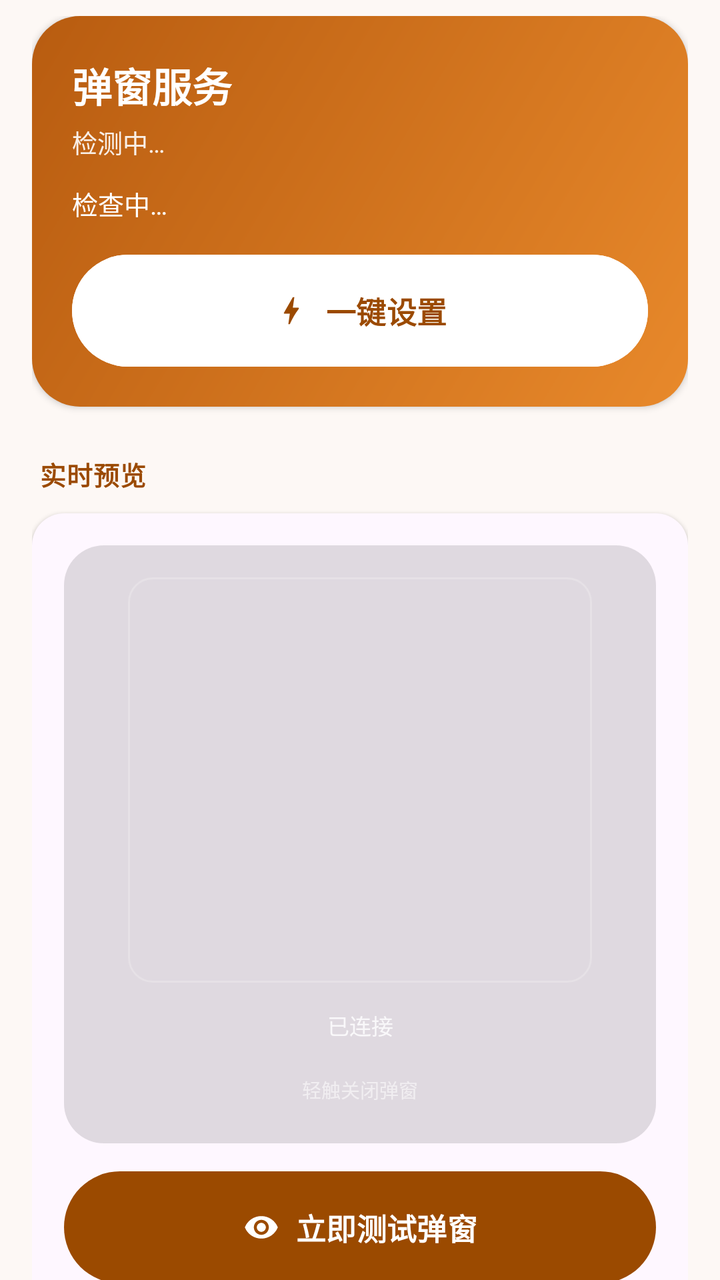
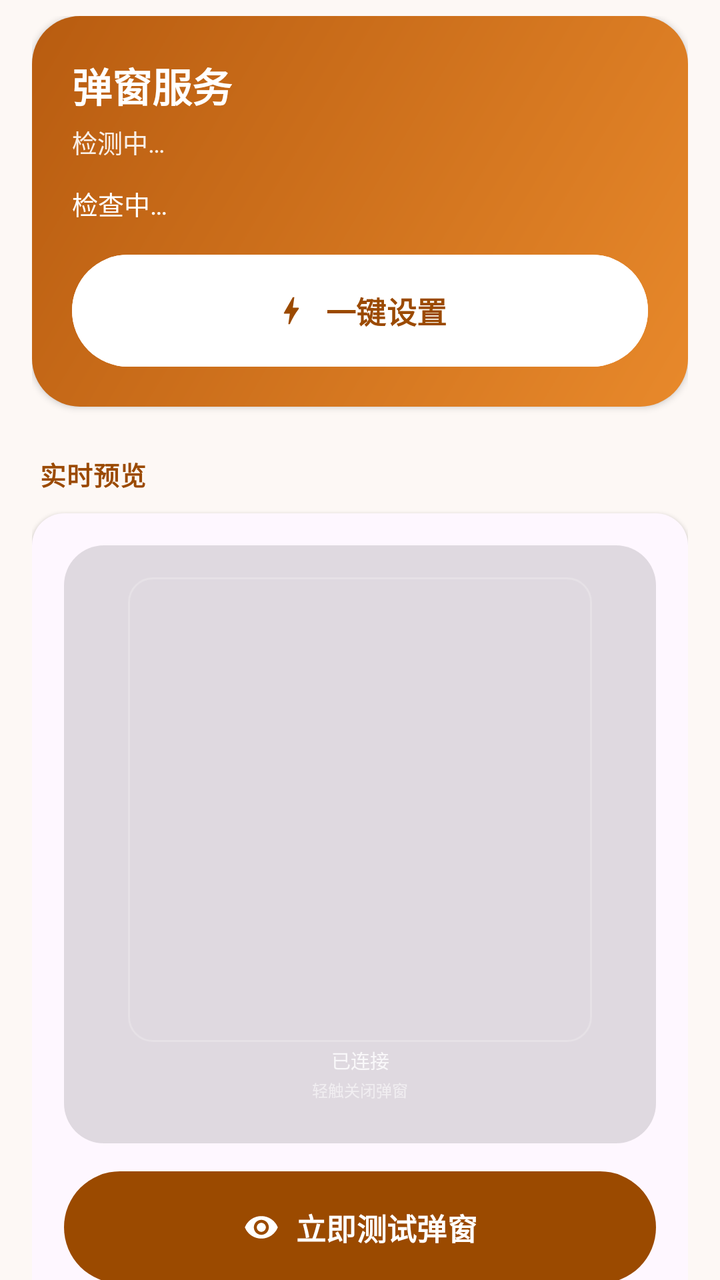

Compare the two renders of this Android layout. The source of the first and the diff that turns it into the second are given below.
<!-- AndroidManifest.xml: application theme AppTheme -->
<!-- res/layout/tab_home.xml -->
<?xml version="1.0" encoding="utf-8"?>
<androidx.core.widget.NestedScrollView xmlns:android="http://schemas.android.com/apk/res/android"
    xmlns:app="http://schemas.android.com/apk/res-auto"
    android:layout_width="match_parent"
    android:layout_height="match_parent"
    android:clipToPadding="false"
    android:overScrollMode="never"
    android:paddingStart="16dp"
    android:paddingTop="8dp"
    android:paddingEnd="16dp"
    android:paddingBottom="24dp">

    <LinearLayout
        android:layout_width="match_parent"
        android:layout_height="wrap_content"
        android:orientation="vertical">

        
        <LinearLayout
            android:layout_width="match_parent"
            android:layout_height="wrap_content"
            android:background="@drawable/bg_hero"
            android:elevation="2dp"
            android:orientation="vertical"
            android:padding="20dp">

            <TextView
                android:layout_width="wrap_content"
                android:layout_height="wrap_content"
                android:text="弹窗服务"
                android:textColor="#FFFFFFFF"
                android:textSize="20sp"
                android:textStyle="bold" />

            <TextView
                android:id="@+id/tvDevice"
                android:layout_width="wrap_content"
                android:layout_height="wrap_content"
                android:layout_marginTop="4dp"
                android:alpha="0.9"
                android:text="检测中…"
                android:textColor="#FFFFFFFF"
                android:textSize="12.5sp" />

            <TextView
                android:id="@+id/permStatus"
                android:layout_width="match_parent"
                android:layout_height="wrap_content"
                android:layout_marginTop="12dp"
                android:lineSpacingExtra="3dp"
                android:text="检查中…"
                android:textColor="#FFFFFFFF"
                android:textSize="13sp" />

            <com.google.android.material.button.MaterialButton
                android:id="@+id/btnSetup"
                style="@style/AppButton"
                android:layout_width="match_parent"
                android:layout_height="wrap_content"
                android:layout_marginTop="16dp"
                android:backgroundTint="#FFFFFFFF"
                android:text="一键设置"
                android:textColor="#FF9B4A00"
                app:icon="@drawable/ic_bolt"
                app:iconGravity="textStart"
                app:iconTint="#FF9B4A00" />
        </LinearLayout>

        
        <TextView
            style="@style/TextSectionTitle"
            android:layout_marginStart="4dp"
            android:layout_marginTop="24dp"
            android:text="实时预览" />

        <LinearLayout
            android:layout_width="match_parent"
            android:layout_height="wrap_content"
            android:layout_marginTop="10dp"
            android:background="@drawable/bg_group"
            android:elevation="1dp"
            android:orientation="vertical"
            android:padding="16dp">

            <FrameLayout
                android:layout_width="match_parent"
                android:layout_height="wrap_content"
                android:background="@drawable/bg_stage"
                android:padding="16dp">

                <LinearLayout
                    android:id="@+id/pvCard"
                    android:layout_width="232dp"
                    android:layout_height="267dp"
                    android:layout_gravity="center_horizontal"
                    android:elevation="8dp"
                    android:orientation="vertical">

                    <FrameLayout
                        android:id="@+id/pvImageArea"
                        android:layout_width="match_parent"
                        android:layout_height="0dp"
                        android:layout_weight="76"
                        android:padding="7dp"
                        android:background="@drawable/bg_glass_stroke">

                        <ImageView
                            android:id="@+id/pvImage"
                            android:layout_width="match_parent"
                            android:layout_height="match_parent"
                            android:layout_gravity="center"
                            android:contentDescription="弹窗图片"
                            android:scaleType="fitCenter" />

                    </FrameLayout>

                    <TextView
                        android:id="@+id/pvInfo"
                        android:layout_width="match_parent"
                        android:layout_height="0dp"
                        android:layout_weight="16"
                        android:gravity="center"
                        android:lines="1"
                        android:singleLine="true"
                        android:text="已连接"
                        android:textColor="#D1FFFFFF"
                        android:textSize="11sp" />

                    <TextView
                        android:id="@+id/pvTip"
                        android:layout_width="match_parent"
                        android:layout_height="0dp"
                        android:layout_weight="8"
                        android:gravity="center"
                        android:lines="1"
                        android:singleLine="true"
                        android:text="轻触关闭弹窗"
                        android:textColor="#8CFFFFFF"
                        android:textSize="9.5sp" />
                </LinearLayout>
            </FrameLayout>

            <com.google.android.material.button.MaterialButton
                android:id="@+id/btnTest"
                style="@style/AppButton"
                android:layout_width="match_parent"
                android:layout_height="wrap_content"
                android:layout_marginTop="14dp"
                android:text="立即测试弹窗"
                app:icon="@drawable/ic_preview"
                app:iconGravity="textStart" />
        </LinearLayout>

        
        <TextView
            style="@style/TextSectionTitle"
            android:layout_marginStart="4dp"
            android:layout_marginTop="24dp"
            android:text="快捷操作" />

        <LinearLayout
            style="@style/AppGroup"
            android:layout_marginTop="10dp"
            android:elevation="1dp">

            <LinearLayout
                android:id="@+id/rowBlockMi"
                style="@style/AppRow">

                <ImageView
                    style="@style/AppRowIcon"
                    android:contentDescription="屏蔽"
                    android:src="@drawable/ic_shield" />

                <LinearLayout style="@style/AppRowText">
                    <TextView
                        style="@style/TextRowTitle"
                        android:text="屏蔽小米原生弹窗" />
                    <TextView
                        style="@style/TextRowSub"
                        android:text="不关的话两个弹窗会打架" />
                </LinearLayout>

                <ImageView
                    style="@style/AppRowIcon"
                    android:layout_width="20dp"
                    android:layout_height="20dp"
                    android:contentDescription="前往"
                    android:src="@drawable/ic_chevron" />
            </LinearLayout>

            <View
                android:layout_width="match_parent"
                android:layout_height="1dp"
                android:layout_marginStart="56dp"
                android:background="?attr/colorSurfaceVariant" />

            <LinearLayout
                android:id="@+id/rowAdb"
                style="@style/AppRow">

                <ImageView
                    style="@style/AppRowIcon"
                    android:contentDescription="命令"
                    android:src="@drawable/ic_bluetooth" />

                <LinearLayout style="@style/AppRowText">
                    <TextView
                        style="@style/TextRowTitle"
                        android:text="复制授权命令" />
                    <TextView
                        style="@style/TextRowSub"
                        android:text="一键设置失效时的备用方案" />
                </LinearLayout>

                <ImageView
                    style="@style/AppRowIcon"
                    android:layout_width="20dp"
                    android:layout_height="20dp"
                    android:contentDescription="前往"
                    android:src="@drawable/ic_chevron" />
            </LinearLayout>
        </LinearLayout>

    </LinearLayout>
</androidx.core.widget.NestedScrollView>
<!-- resources referenced by this layout -->
<resources>
  <!-- drawable bg_glass_stroke (drawable) -->
  <?xml version="1.0" encoding="utf-8"?>
  <shape xmlns:android="http://schemas.android.com/apk/res/android"
      android:shape="rectangle">
      <solid android:color="@android:color/transparent" />
      <corners android:radius="12dp" />
      <stroke
          android:width="1dp"
          android:color="#33FFFFFF" />
  </shape>
  <!-- drawable bg_group (drawable) -->
  <?xml version="1.0" encoding="utf-8"?>
  <shape xmlns:android="http://schemas.android.com/apk/res/android"
      android:shape="rectangle">
      <solid android:color="?attr/colorSurface" />
      <corners android:radius="16dp" />
  </shape>
  <!-- drawable bg_hero (drawable) -->
  <?xml version="1.0" encoding="utf-8"?>
  <shape xmlns:android="http://schemas.android.com/apk/res/android"
      android:shape="rectangle">
      <gradient
          android:angle="135"
          android:endColor="#FFB85C10"
          android:startColor="#FFE8892B"
          android:type="linear" />
      <corners android:radius="24dp" />
  </shape>
  <!-- drawable bg_stage (drawable) -->
  <?xml version="1.0" encoding="utf-8"?>
  <shape xmlns:android="http://schemas.android.com/apk/res/android"
      android:shape="rectangle">
      <solid android:color="#1F000000" />
      <corners android:radius="20dp" />
  </shape>
  <style name="AppGroup">
          <item name="android:background">@drawable/bg_group</item>
          <item name="android:layout_width">match_parent</item>
          <item name="android:layout_height">wrap_content</item>
          <item name="android:orientation">vertical</item>
      </style>
  <style name="AppRowIcon">
          <item name="android:layout_width">24dp</item>
          <item name="android:layout_height">24dp</item>
          <item name="android:layout_gravity">center_vertical</item>
          <item name="android:tint">?attr/colorOnSurfaceVariant</item>
      </style>
  <style name="AppRowText">
          <item name="android:layout_width">0dp</item>
          <item name="android:layout_height">wrap_content</item>
          <item name="android:layout_weight">1</item>
          <item name="android:layout_gravity">center_vertical</item>
          <item name="android:layout_marginStart">20dp</item>
          <item name="android:orientation">vertical</item>
      </style>
  <style name="TextRowSub">
          <item name="android:layout_width">match_parent</item>
          <item name="android:layout_height">wrap_content</item>
          <item name="android:layout_marginTop">2dp</item>
          <item name="android:textSize">12.5sp</item>
          <item name="android:textColor">?attr/colorOnSurfaceVariant</item>
      </style>
  <style name="TextRowTitle">
          <item name="android:layout_width">match_parent</item>
          <item name="android:layout_height">wrap_content</item>
          <item name="android:textSize">15.5sp</item>
          <item name="android:textColor">?attr/colorOnSurface</item>
      </style>
  <style name="TextSectionTitle">
          <item name="android:layout_width">wrap_content</item>
          <item name="android:layout_height">wrap_content</item>
          <item name="android:textSize">13sp</item>
          <item name="android:textStyle">bold</item>
          <item name="android:letterSpacing">0.02</item>
          <item name="android:textColor">?attr/colorPrimary</item>
      </style>
  <color name="md_primary">#FF9B4A00</color>
  <color name="md_on_primary">#FFFFFFFF</color>
  <color name="md_primary_container">#FFFFDCC2</color>
  <color name="md_on_primary_container">#FF2E1500</color>
  <color name="md_secondary_container">#FFF3DDD3</color>
  <color name="md_on_secondary_container">#FF2B1710</color>
  <color name="md_tertiary_container">#FFD8E9D6</color>
  <color name="md_on_tertiary_container">#FF10200F</color>
  <color name="md_error">#FFBA1A1A</color>
  <color name="md_error_container">#FFFFDAD6</color>
  <color name="md_on_error_container">#FF410002</color>
  <color name="md_background">#FFFDF8F5</color>
  <!-- unchanged entries left out for length: 8 -->
</resources>

<!-- the commit's change to res/layout/tab_home.xml (unified diff, before → after) -->
@@ -100,8 +100,8 @@
                         android:id="@+id/pvImageArea"
                         android:layout_width="match_parent"
                         android:layout_height="0dp"
-                        android:layout_weight="76"
-                        android:padding="7dp"
+                        android:layout_weight="1"
+                        android:padding="5dp"
                         android:background="@drawable/bg_glass_stroke">
 
                         <ImageView
@@ -117,26 +117,31 @@
                     <TextView
                         android:id="@+id/pvInfo"
                         android:layout_width="match_parent"
-                        android:layout_height="0dp"
-                        android:layout_weight="16"
+                        android:layout_height="wrap_content"
                         android:gravity="center"
+                        android:includeFontPadding="false"
                         android:lines="1"
+                        android:paddingStart="10dp"
+                        android:paddingTop="2dp"
+                        android:paddingEnd="10dp"
+                        android:paddingBottom="2dp"
                         android:singleLine="true"
                         android:text="已连接"
                         android:textColor="#D1FFFFFF"
-                        android:textSize="11sp" />
+                        android:textSize="9.5sp" />
 
                     <TextView
                         android:id="@+id/pvTip"
                         android:layout_width="match_parent"
-                        android:layout_height="0dp"
-                        android:layout_weight="8"
+                        android:layout_height="wrap_content"
                         android:gravity="center"
+                        android:includeFontPadding="false"
                         android:lines="1"
+                        android:paddingBottom="5dp"
                         android:singleLine="true"
                         android:text="轻触关闭弹窗"
                         android:textColor="#8CFFFFFF"
-                        android:textSize="9.5sp" />
+                        android:textSize="8sp" />
                 </LinearLayout>
             </FrameLayout>
 
@@ -193,7 +198,7 @@
                 android:layout_width="match_parent"
                 android:layout_height="1dp"
                 android:layout_marginStart="56dp"
-                android:background="?attr/colorSurfaceVariant" />
+                android:background="@color/ui_divider" />
 
             <LinearLayout
                 android:id="@+id/rowAdb"
